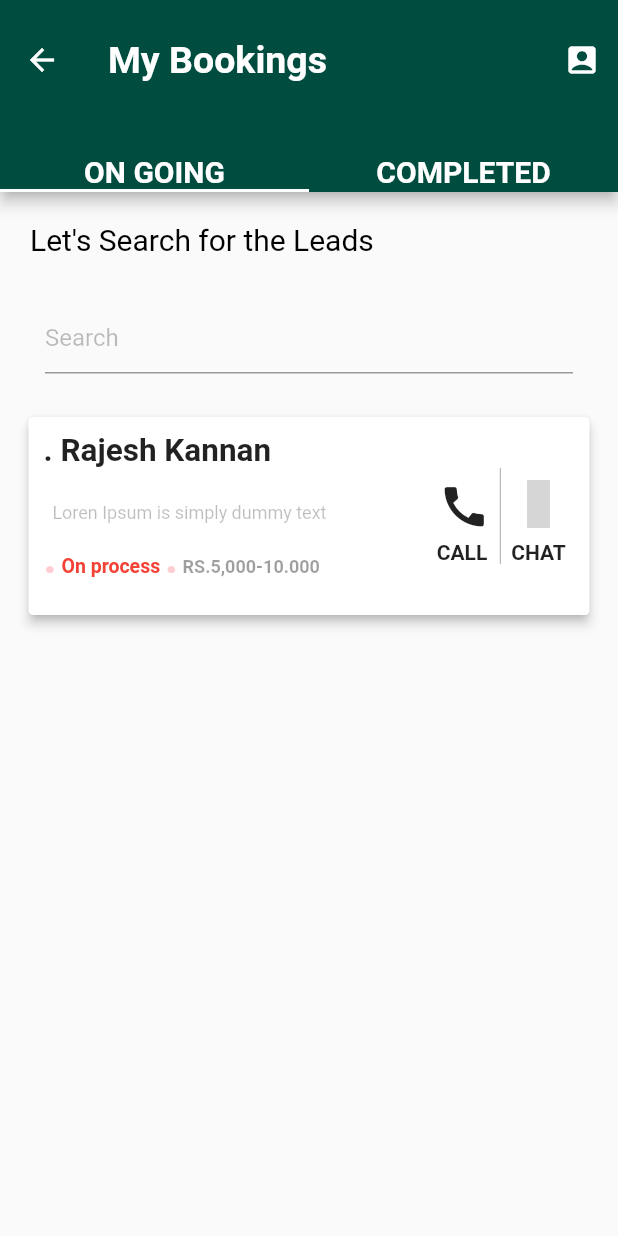
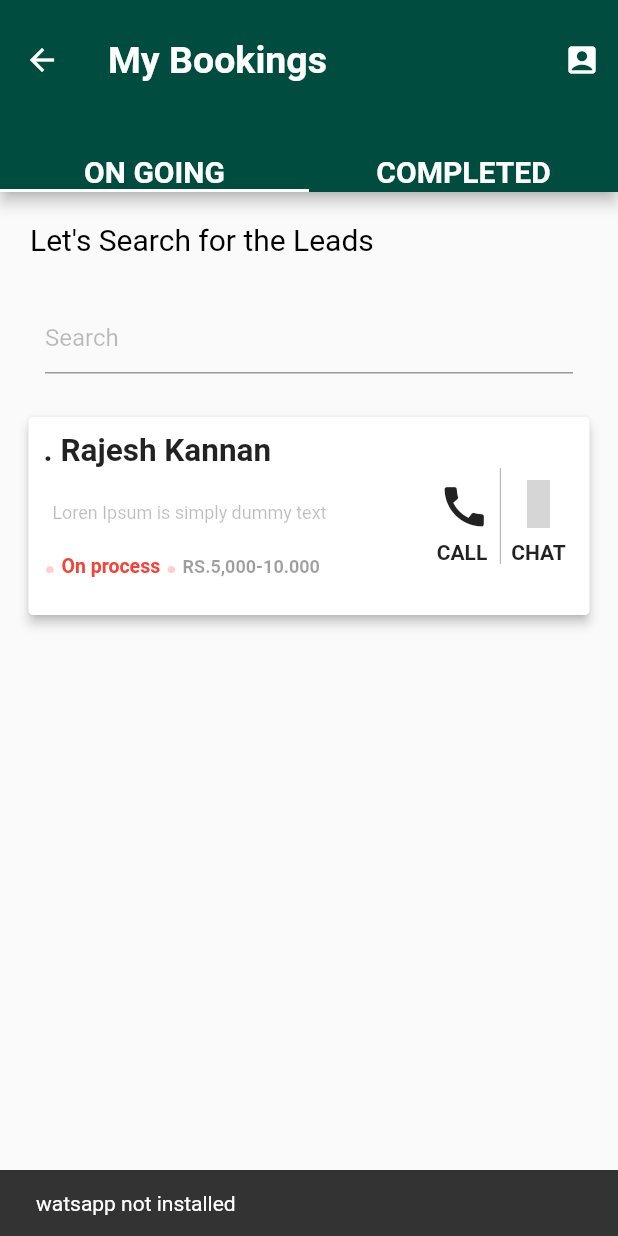
Before and after one commit to madhankng/new-flutter-project, a Flutter app: the DummyOne screen opened directly, after a tap on an icon or button, on a phone screen of 412 x 824 dp. Run offline on Flutter 3.47's test engine with Material 2 defaults, Android fonts, the phone set to English and light mode, and no system bars; statements that could not run were skipped; grey boxes are pictures that could not be loaded.

Commit message:
third commit

```diff
--- a/lib/home/dummyone.dart
+++ b/lib/home/dummyone.dart
@@ -238,9 +238,23 @@ class _DummyOneState extends State<DummyOne> {
 
   reachUs() async {
     var contact = "9445108870";
-    var android_url = "whatsapp://send?phone=" +
-        contact +
-        "&text=Hi, I want to learn flutter in Coderzbot Innovation";
-    await launchUrlString(android_url);
+    var android_url = "whatsapp://send?phone=" + contact;
+    var iOS_url = "https://wa.me/$contact?text=${Uri.parse("hello")}";
+    if (Platform.isIOS) {
+      //for ios phone only
+      if (await canLaunchUrlString(iOS_url)) {
+        await launchUrlString(iOS_url);
+      } else {
+        ScaffoldMessenger.of(context)
+            .showSnackBar(SnackBar(content: Text("watsapp not installed")));
+      }
+    } else {
+      if (await canLaunchUrlString(android_url)) {
+        await launchUrlString(android_url);
+      } else {
+        ScaffoldMessenger.of(context)
+            .showSnackBar(SnackBar(content: Text("watsapp not installed")));
+      }
+    }
   }
 }
```
Also changed, not shown: 2 other files.
